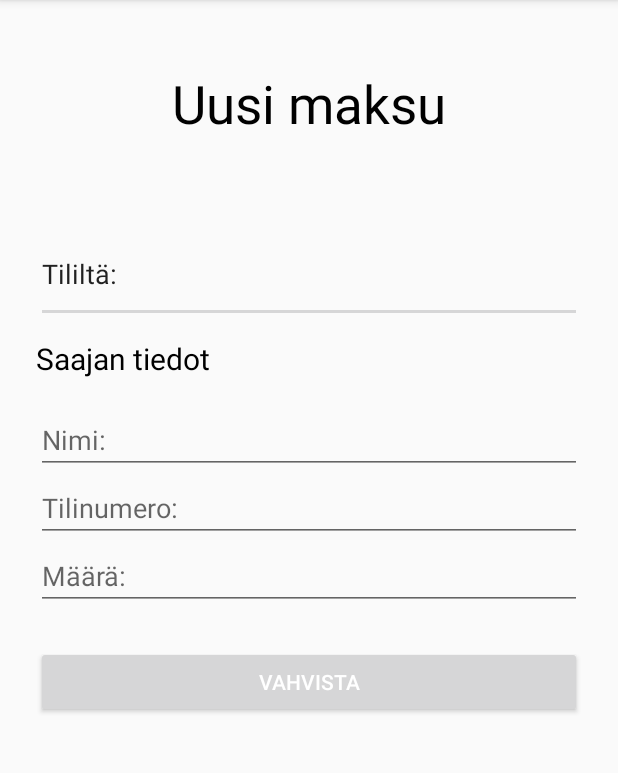
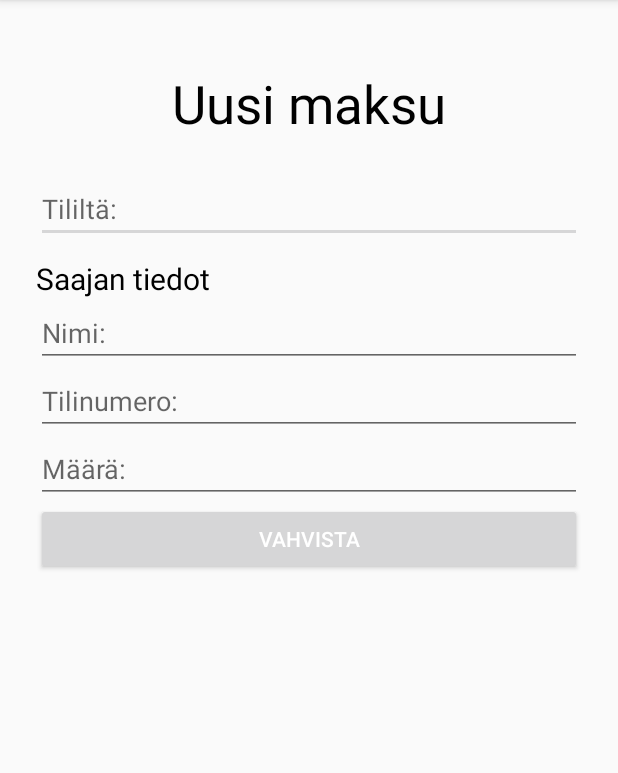
Before and after one commit to janettapcs/harjoitustyo, an Android app: the TransferMoneyActivity screen opened directly, with no data from a screen before it, on a phone screen of 412 x 824 dp, the part 84-857 px from its top. Run offline under Robolectric (Android 15) with nearby library versions, the phone set to English and light mode, and no system bars.

Commit message:
Activities added.

```diff
--- a/app/src/main/java/com/example/harjoitustyo/Bank.java
+++ b/app/src/main/java/com/example/harjoitustyo/Bank.java
@@ -105,7 +105,6 @@ public class Bank {
     }
 
     public boolean decMoney(String accountNumberText, String amountText) {
-        System.out.println("decmoney bank");
         ArrayList<User> userList = this.getUserList();
         User user = null;
         int i;
--- a/app/src/main/java/com/example/harjoitustyo/DecMoneyActivity.java
+++ b/app/src/main/java/com/example/harjoitustyo/DecMoneyActivity.java
@@ -23,7 +23,6 @@ public class DecMoneyActivity extends AppCompatActivity {
     }
 
     public void decMoney(View v){
-        System.out.println("decmoney");
         String targetText = target.getText().toString();
         String quantityText = quantity.getText().toString();
 
--- a/app/src/main/java/com/example/harjoitustyo/MainActivity.java
+++ b/app/src/main/java/com/example/harjoitustyo/MainActivity.java
@@ -96,9 +96,7 @@ public class MainActivity extends AppCompatActivity
             startActivity(new Intent(MainActivity.this, DecMoneyActivity.class));
 
         } else if (id == R.id.create) {
-            System.out.println("123");
             startActivity(new Intent(MainActivity.this, CreateAccountActivity.class));
-            System.out.println("heippaaa");
 
         }
         else if (id == R.id.accountDetails) {
--- a/app/src/main/java/com/example/harjoitustyo/TransferMoneyActivity.java
+++ b/app/src/main/java/com/example/harjoitustyo/TransferMoneyActivity.java
@@ -27,7 +27,6 @@ public class TransferMoneyActivity extends AppCompatActivity {
     }
 
     public void transferMoney(View v){
-        System.out.println("Hello from transferMoney");
         String targetText = target.getText().toString();
         String sourceText = source.getText().toString();
         String amountText = amount.getText().toString();
--- a/app/src/main/res/layout/activity_transfer_money.xml
+++ b/app/src/main/res/layout/activity_transfer_money.xml
@@ -22,7 +22,7 @@
 
     <LinearLayout
         android:layout_width="match_parent"
-        android:layout_height="468dp"
+        android:layout_height="339dp"
         android:gravity="center"
         android:orientation="vertical"
         android:paddingLeft="24dp"
@@ -31,14 +31,14 @@
         <EditText
             android:id="@+id/sourceTrans"
             android:layout_width="match_parent"
-            android:layout_height="65dp"
+            android:layout_height="wrap_content"
             android:ems="10"
-            android:inputType="text"
-            android:text="Tililtä:" />
+            android:hint="Tililtä:"
+            android:inputType="text" />
 
         <TextView
             android:layout_width="match_parent"
-            android:layout_height="45dp"
+            android:layout_height="wrap_content"
             android:layout_marginTop="10dp"
             android:text="Saajan tiedot"
             android:textColor="@android:color/black"
@@ -49,33 +49,33 @@
             android:layout_width="match_parent"
             android:layout_height="wrap_content"
             android:ems="10"
-            android:inputType="text"
-            android:hint="Nimi:" />
+            android:hint="Nimi:"
+            android:inputType="text" />
 
         <EditText
             android:id="@+id/targetTrans"
             android:layout_width="match_parent"
             android:layout_height="wrap_content"
             android:ems="10"
-            android:inputType="text"
-            android:hint="Tilinumero:" />
+            android:hint="Tilinumero:"
+            android:inputType="text" />
 
         <EditText
             android:id="@+id/amountTrans"
             android:layout_width="match_parent"
             android:layout_height="wrap_content"
             android:ems="10"
-            android:inputType="text"
-            android:hint="Määrä:" />
+            android:hint="Määrä:"
+            android:inputType="text" />
 
         <Button
             android:id="@+id/click"
-            android:onClick="transferMoney"
             android:layout_width="match_parent"
             android:layout_height="wrap_content"
-            android:layout_marginTop="24dp"
+            android:layout_marginTop="0dp"
             android:layout_marginBottom="24dp"
             android:backgroundTint="@color/colorPrimaryDark"
+            android:onClick="transferMoney"
             android:text="Vahvista"
             android:textColor="@android:color/white" />
 
```
Also changed, not shown: app/src/main/res/layout/activity_add_money.xml (+9 -10 lines), app/src/main/res/layout/activity_create_account.xml (+7 -7 lines), app/src/main/res/layout/activity_dec_money.xml (+6 -6 lines).
